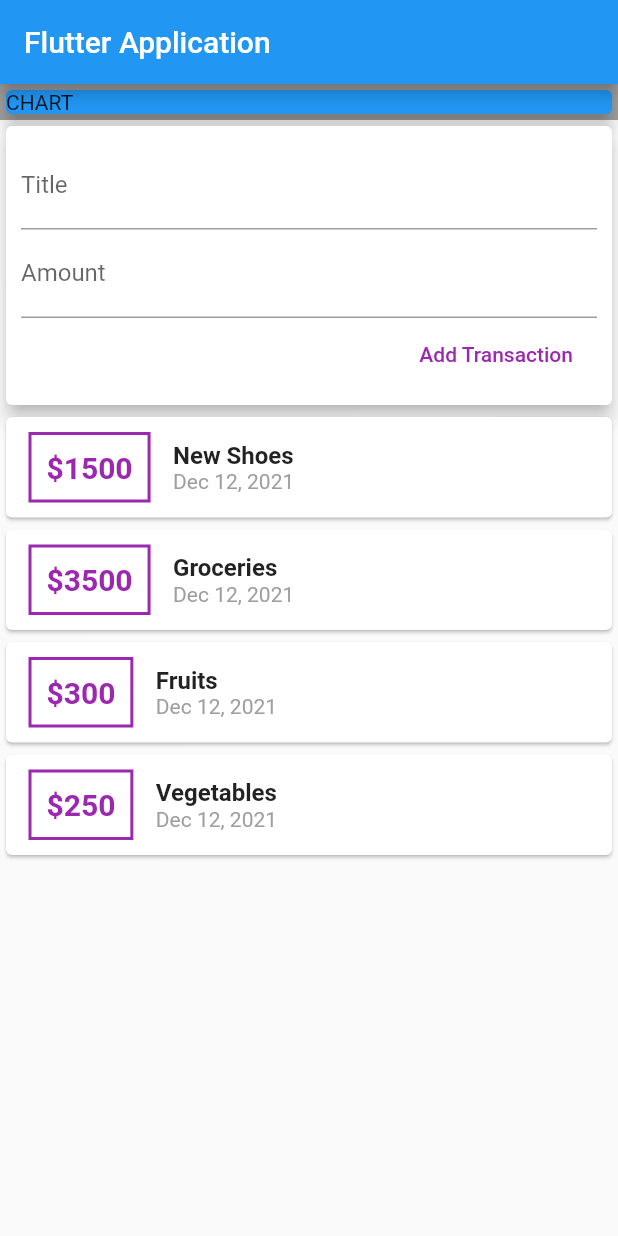
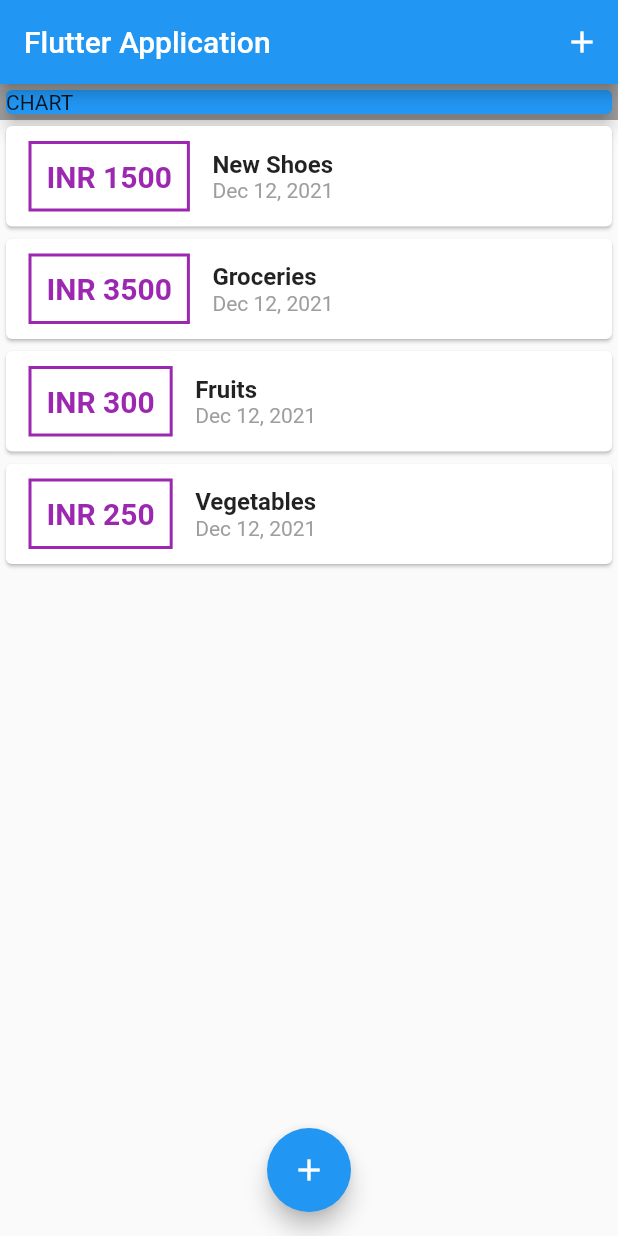
Before and after one commit to kalyan-dev/expensemanager, a Flutter app: the screen it shows after launch, on a phone screen of 412 x 824 dp. Run offline on Flutter 3.47's test engine with Material 2 defaults, Android fonts, the light colour scheme and no system bars.

Commit message:
adding model sheet for Add Transaction

```diff
--- a/lib/main.dart
+++ b/lib/main.dart
@@ -1,7 +1,7 @@
 import 'package:expensemanager/widgets/new_transaction.dart';
 import 'package:expensemanager/widgets/transaction_list.dart';
-import 'package:expensemanager/widgets/user_transactions.dart';
 import 'package:flutter/material.dart';
+import './models/transaction.dart';
 
 void main(List<String> args) {
   return runApp(MyApp());
@@ -19,15 +19,62 @@ class MyApp extends StatelessWidget {
   }
 }
 
-class HomePage extends StatelessWidget {
+class HomePage extends StatefulWidget {
   // String inputTitle = '';
   // String inputAmount = '';
+
+  @override
+  State<HomePage> createState() => _HomePageState();
+}
+
+class _HomePageState extends State<HomePage> {
+  final List<Transaction> transactions = [
+    Transaction(
+        id: 'tx1', title: 'New Shoes', amount: 1500, date: DateTime.now()),
+    Transaction(
+        id: 'tx2', title: 'Groceries', amount: 3500, date: DateTime.now()),
+    Transaction(id: 'tx3', title: 'Fruits', amount: 300, date: DateTime.now()),
+    Transaction(
+        id: 'tx1', title: 'Vegetables', amount: 250, date: DateTime.now()),
+  ];
+
+  void addTx(String inputTitle, double inputAmount) {
+    var tx = Transaction(
+        id: DateTime.now().toString(),
+        title: inputTitle,
+        amount: inputAmount,
+        date: DateTime.now());
+    setState(() {
+      transactions.add(tx);
+    });
+  }
+
+  void startAddNewTransaction(BuildContext ctx) {
+    showModalBottomSheet(
+      context: ctx,
+      builder: (_) {
+        return GestureDetector(
+          child: NewTransaction(addTx),
+          behavior: HitTestBehavior.opaque,
+          onTap: () {},
+        );
+      },
+    );
+  }
 
   @override
   Widget build(BuildContext context) {
     return Scaffold(
       appBar: AppBar(
         title: Text('Flutter Application'),
+        actions: [
+          IconButton(
+            onPressed: () {
+              startAddNewTransaction(context);
+            },
+            icon: Icon(Icons.add),
+          )
+        ],
       ),
       body: SingleChildScrollView(
         child: Column(
@@ -43,9 +90,15 @@ class HomePage extends StatelessWidget {
                 color: Colors.blue,
               ),
             ),
-              UserTransactions(),
+            TransactionList(transactions)
           ],
         ),
-        ));
+      ),
+      floatingActionButtonLocation: FloatingActionButtonLocation.centerFloat,
+      floatingActionButton: FloatingActionButton(
+        child: Icon(Icons.add),
+        onPressed: () => startAddNewTransaction(context),
+      ),
+    );
   }
 }
--- a/lib/widgets/transaction_list.dart
+++ b/lib/widgets/transaction_list.dart
@@ -15,8 +15,8 @@ class _TransactionListState extends State<TransactionList> {
   Widget build(BuildContext context) {
     return Container(
         height: 300,
-      child: ListView(
-        children: widget.transactions.map((tx) {
+        child: ListView.builder(
+            itemBuilder: (ctx, index) {
               return Card(
                 child: Row(
                   children: [
@@ -33,7 +33,7 @@ class _TransactionListState extends State<TransactionList> {
                       ),
                       padding: EdgeInsets.all(10),
                       child: Text(
-                    '\$${tx.amount.toString()}',
+                        'INR ${widget.transactions[index].amount.toString()}',
                         style: TextStyle(
                             fontSize: 20,
                             fontWeight: FontWeight.bold,
@@ -44,14 +44,15 @@ class _TransactionListState extends State<TransactionList> {
                       crossAxisAlignment: CrossAxisAlignment.start,
                       children: [
                         Text(
-                      tx.title,
+                          widget.transactions[index].title,
                           style: TextStyle(
                             fontSize: 16,
                             fontWeight: FontWeight.bold,
                           ),
                         ),
                         Text(
-                      DateFormat.yMMMd().format(tx.date),
+                          DateFormat.yMMMd()
+                              .format(widget.transactions[index].date),
                           style: TextStyle(
                             color: Colors.grey,
                           ),
@@ -61,8 +62,7 @@ class _TransactionListState extends State<TransactionList> {
                   ],
                 ),
               );
-        }).toList(),
-      ),
-    );
+            },
+            itemCount: widget.transactions.length));
   }
 }
--- a/lib/widgets/user_transactions.dart
+++ /dev/null
@@ -1,45 +0,0 @@
-import 'package:expensemanager/widgets/transaction_list.dart';
-
-import '../widgets/new_transaction.dart';
-import 'package:flutter/material.dart';
-import '../models/transaction.dart';
-
-class UserTransactions extends StatefulWidget {
-  const UserTransactions({Key? key}) : super(key: key);
-
-  @override
-  _UserTransactionsState createState() => _UserTransactionsState();
-}
-
-class _UserTransactionsState extends State<UserTransactions> {
-  final List<Transaction> transactions = [
-    Transaction(
-        id: 'tx1', title: 'New Shoes', amount: 1500, date: DateTime.now()),
-    Transaction(
-        id: 'tx2', title: 'Groceries', amount: 3500, date: DateTime.now()),
-    Transaction(id: 'tx3', title: 'Fruits', amount: 300, date: DateTime.now()),
-    Transaction(
-        id: 'tx1', title: 'Vegetables', amount: 250, date: DateTime.now()),
-  ];
-
-  void addTx(String inputTitle, double inputAmount) {
-    var tx = Transaction(
-        id: DateTime.now().toString(),
-        title: inputTitle,
-        amount: inputAmount,
-        date: DateTime.now());
-    setState(() {
-      transactions.add(tx);
-    });
-  }
-
-  @override
-  Widget build(BuildContext context) {
-    return Column(
-      children: [
-        NewTransaction(addTx),
-        TransactionList(transactions),
-      ],
-    );
-  }
-}
```
Also changed, not shown: lib/widgets/new_transaction.dart (+16 -6 lines), 1 other file. Lines whose indentation alone changed are shown as unchanged.
